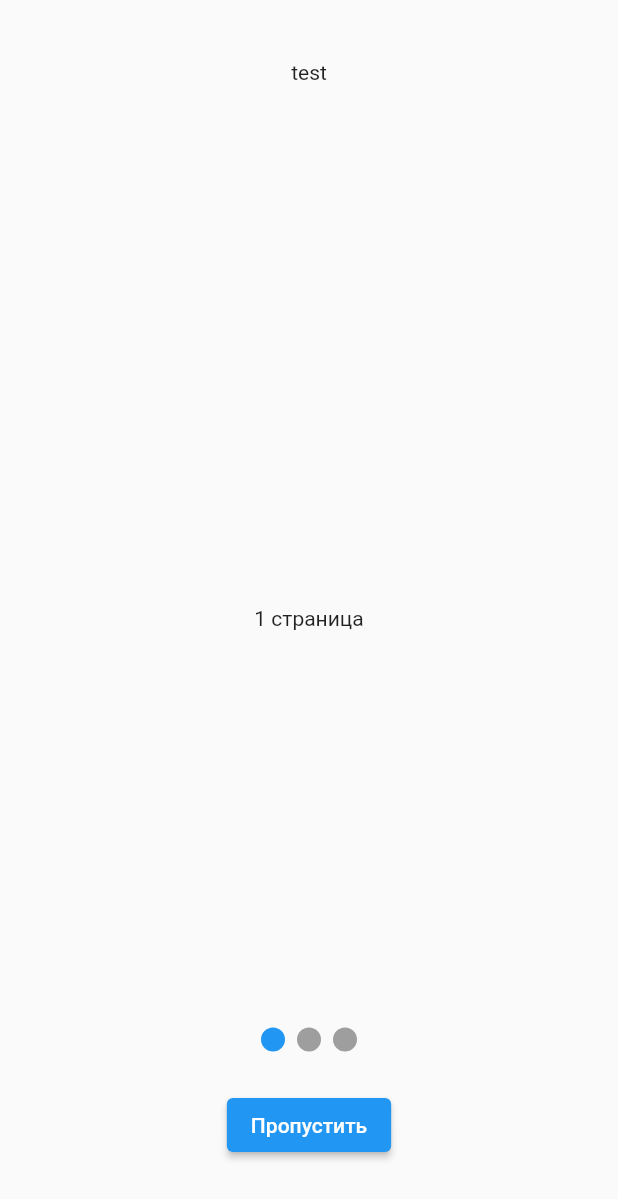
After one commit to Asliddin009/hantaton, a Flutter app: the WelcomeScreen screen opened directly, after a tap on "Пропустить", on a phone screen of 412 x 824 dp. The commit adds this screen. Shown: the top 1199 px of the screen. Run offline on Flutter 3.47's test engine with Material 2 defaults, Android fonts, the light colour scheme and no system bars; drawn by our look-alikes of smooth_page_indicator; our stand-ins replace dio, flutter_bloc, flutter_map, freezed_annotation, geolocator, get_it and 4 more; network calls fail.

Commit message:
added welcome screen

```diff
--- a/lib/app/ui/root_screen.dart
+++ b/lib/app/ui/root_screen.dart
@@ -2,9 +2,9 @@ import 'package:hantaton_app/app/ui/app_loader.dart';
 import 'package:hantaton_app/feature/auth/domain/entities/user_entity/user_entity.dart';
 import 'package:hantaton_app/feature/auth/ui/components/auth_builder.dart';
 import 'package:hantaton_app/feature/auth/ui/login_screen.dart';
+import 'package:hantaton_app/feature/auth/ui/welcome_screen.dart';
 import 'package:hantaton_app/feature/main/ui/main_screen.dart';
 import 'package:flutter/material.dart';
-import 'package:hantaton_app/feature/map/ui/map_screen.dart';
 
 class RootScreen extends StatelessWidget {
   const RootScreen({Key? key}) : super(key: key);
@@ -12,7 +12,7 @@ class RootScreen extends StatelessWidget {
   @override
   Widget build(BuildContext context) {
     return AuthBuilder(
-      isNotAuthorized: (context) =>const MapScreen(),
+      isNotAuthorized: (context) =>const WelcomeScreen(),
       isWaiting: (context) => const AppLoader(),
       isAuthorized: (context, value, child) => MainScreen(userEntity: value),
     );
--- a/lib/feature/auth/domain/auth_state/auth_cubit.dart
+++ b/lib/feature/auth/domain/auth_state/auth_cubit.dart
@@ -17,6 +17,14 @@ class AuthCubit extends HydratedCubit<AuthState> {
   AuthCubit(this.authRepository) : super(AuthState.notAuthorized());
 
   final AuthRepository authRepository;
+
+
+
+  void finishWelcomeScreen() {
+    emit(AuthState.waiting());
+    Future.delayed(const Duration(milliseconds: 400)).then((value) =>
+        emit(AuthState.authorized(const UserEntity(email: '', username: '', id: ''))));
+  }
 
   Future<void> signIn({
     required String username,
--- /dev/null
+++ b/lib/feature/auth/ui/page_1.dart
@@ -0,0 +1,15 @@
+import 'package:flutter/material.dart';
+import 'package:flutter_bloc/flutter_bloc.dart';
+
+class Page1 extends StatelessWidget {
+  const Page1({super.key});
+
+  @override
+  Widget build(BuildContext context) {
+    return Container(
+      child: const Center(
+        child: Text("1 страница"),
+      ),
+    );
+  }
+}
--- /dev/null
+++ b/lib/feature/auth/ui/page_2.dart
@@ -0,0 +1,13 @@
+import 'package:flutter/material.dart';
+class Page2 extends StatelessWidget {
+  const Page2({super.key});
+
+  @override
+  Widget build(BuildContext context) {
+    return Container(
+      child: const Center(
+        child: Text("2 страница"),
+      ),
+    );
+  }
+}
--- /dev/null
+++ b/lib/feature/auth/ui/page_3.dart
@@ -0,0 +1,14 @@
+import 'package:flutter/material.dart';
+
+class Page3 extends StatelessWidget {
+  const Page3({super.key});
+
+  @override
+  Widget build(BuildContext context) {
+    return Container(
+      child: const Center(
+        child: Text("3 страница"),
+      ),
+    );
+  }
+}
--- /dev/null
+++ b/lib/feature/auth/ui/welcome_screen.dart
@@ -0,0 +1,89 @@
+import 'package:flutter/material.dart';
+import 'package:hantaton_app/feature/auth/ui/page_1.dart';
+import 'package:hantaton_app/feature/auth/ui/page_2.dart';
+import 'package:hantaton_app/feature/auth/ui/page_3.dart';
+import 'package:smooth_page_indicator/smooth_page_indicator.dart';
+import 'package:hantaton_app/app/di/init_di.dart';
+
+import '../domain/auth_state/auth_cubit.dart';
+
+class WelcomeScreen extends StatefulWidget {
+  const WelcomeScreen({super.key});
+
+  @override
+  State<WelcomeScreen> createState() => _WelcomeScreenState();
+}
+
+class _WelcomeScreenState extends State<WelcomeScreen>
+    with SingleTickerProviderStateMixin {
+  late AnimationController _controller;
+  PageController pageController = PageController();
+  bool flagFinishWelcomeScreen = false;
+
+  @override
+  void initState() {
+    super.initState();
+    _controller = AnimationController(vsync: this);
+  }
+
+  @override
+  void dispose() {
+    _controller.dispose();
+    super.dispose();
+  }
+
+  @override
+  Widget build(BuildContext context) {
+    return Scaffold(
+        //backgroundColor: ConstColor.BACKGROUND_COLOR,
+        body: Stack(
+      children: [
+        Container(
+          alignment: const Alignment(0, -0.9),
+          child: Text("test",),
+        ),
+        PageView(
+          controller: pageController,
+          onPageChanged: (index) {
+            setState(() {
+              flagFinishWelcomeScreen = (index == 2);
+            });
+          },
+          children: const [
+            Page1(),
+            Page2(),
+            Page3(),
+          ],
+        ),
+        // Панель Навигации снизу
+        Container(
+          alignment: Alignment(0, 0.75),
+          child: Column(
+            mainAxisAlignment: MainAxisAlignment.end,
+            children: [
+              SmoothPageIndicator(
+                controller: pageController,
+                count: 3,
+                effect: WormEffect(
+                  activeDotColor: Theme.of(context).primaryColor,
+                  type: WormType.thin,
+                ),
+              ),
+              const SizedBox(
+                height: 25,
+              ),
+              ElevatedButton(
+                  onPressed: () {
+                    locator.get<AuthCubit>().finishWelcomeScreen();
+                  },
+                  child: const Text("Пропустить")),
+              const SizedBox(
+                height: 50,
+              )
+            ],
+          ),
+        )
+      ],
+    ));
+  }
+}
--- a/lib/feature/map/domain/bloc/map_cubit.dart
+++ b/lib/feature/map/domain/bloc/map_cubit.dart
@@ -30,7 +30,10 @@ class MapCubit extends Cubit<MapState> {
             const AsyncSnapshot.withData(ConnectionState.done, null)));
       });
     }catch(error){
-      emit(state.copyWith(asyncSnapshot: AsyncSnapshot.withError(ConnectionState.done, error)));
+      emit(state.copyWith(
+          latitude:55.755793,
+          longitude:37.617134,
+          asyncSnapshot: AsyncSnapshot.withError(ConnectionState.done, error)));
     }
    }
 
--- a/lib/feature/map/ui/map_screen.dart
+++ b/lib/feature/map/ui/map_screen.dart
@@ -73,8 +73,8 @@ class _MapScreenState extends State<MapScreen> {
           body:FlutterMap(
                   mapController: _mapController,
                   options: MapOptions(
-                    initialCenter: LatLng(state.latitude??55.755793,state.longitude??37.617134),
-                    initialZoom: 5,
+                    initialCenter: LatLng(state.latitude,state.longitude),
+                    initialZoom: 10,
                   ),
                   children: [
                     TileLayer(
```
